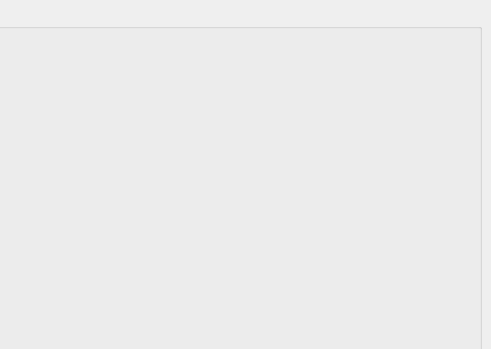
This is sign_window.ui in hjnowakowski/music-player as Qt 5 draws it before an edit; both pictures show x 309 to 800 and y 0 to 349 of the 800 by 600 pixel window. The edited form follows.
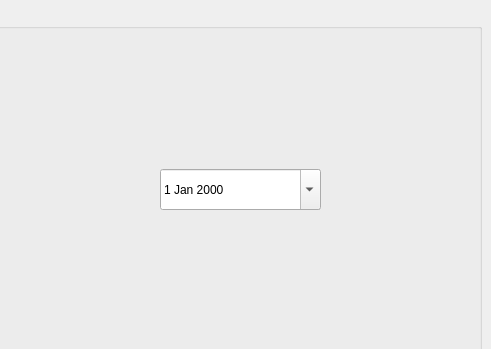
This is the edited form.

Patch:
```diff
--- a/sign_window.ui
+++ b/sign_window.ui
@@ -109,7 +109,7 @@
         </item>
        </layout>
       </widget>
-      <widget class="QWidget" name="">
+      <widget class="QWidget" name="layoutWidget">
        <property name="geometry">
         <rect>
          <x>30</x>
@@ -131,7 +131,7 @@
         </item>
        </layout>
       </widget>
-      <widget class="QWidget" name="">
+      <widget class="QWidget" name="layoutWidget">
        <property name="geometry">
         <rect>
          <x>30</x>
@@ -157,6 +157,19 @@
         </item>
        </layout>
       </widget>
+      <widget class="QDateEdit" name="dateEdit_userbirth">
+       <property name="geometry">
+        <rect>
+         <x>460</x>
+         <y>160</y>
+         <width>161</width>
+         <height>41</height>
+        </rect>
+       </property>
+       <property name="calendarPopup">
+        <bool>true</bool>
+       </property>
+      </widget>
      </widget>
     </item>
    </layout>
```
